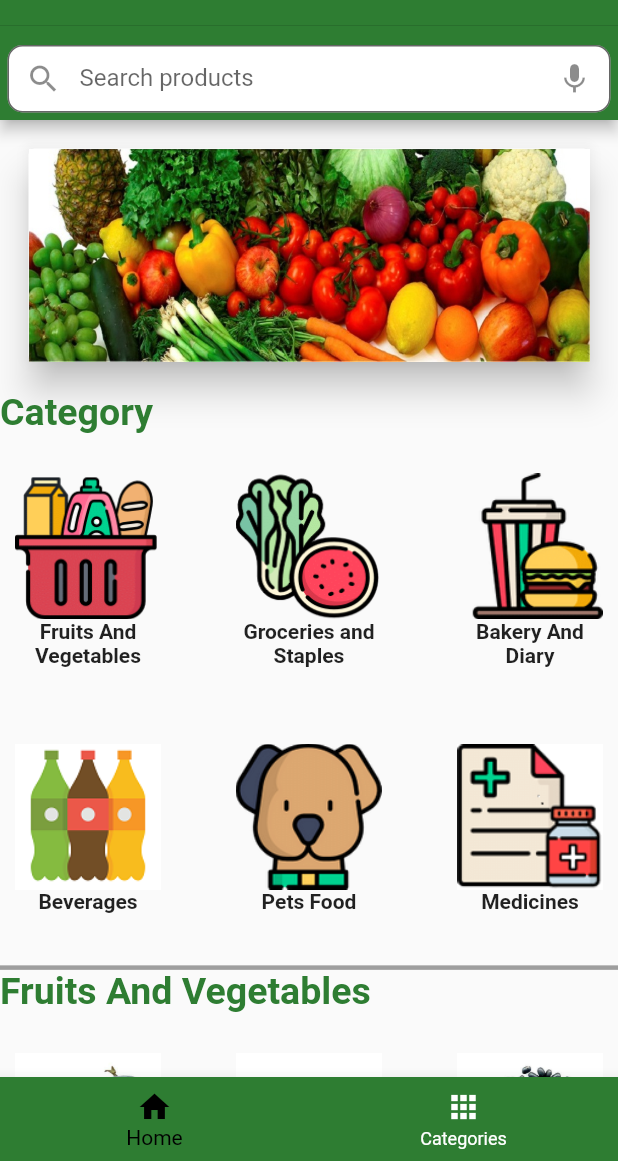
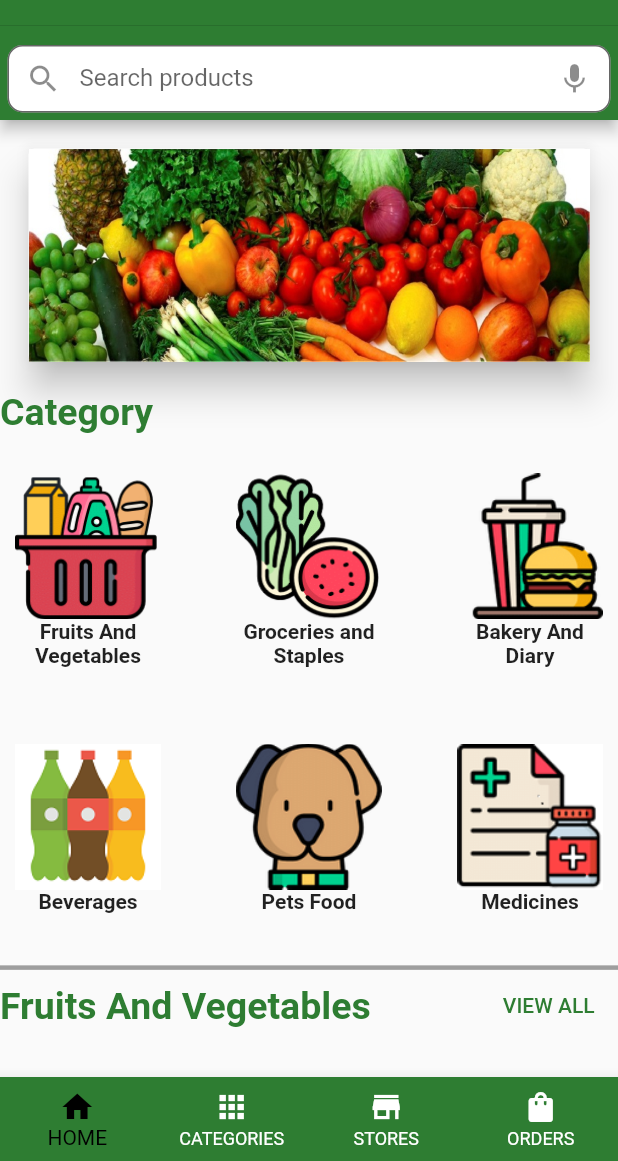
Before and after one commit to vishnuunleashed/estore_marketing, a Flutter app: the HomePage screen opened directly, on a phone screen of 412 x 824 dp, the part 75-1236 px from its top. Run offline on Flutter 3.47's test engine with Material 2 defaults, Android fonts, the light colour scheme and no system bars.

Commit message:
Updated on 02/27/2022

```diff
--- a/lib/pages/homepage.dart
+++ b/lib/pages/homepage.dart
@@ -2,7 +2,7 @@ import 'package:estore_marketing/Inventory/inventory.dart';
 import 'package:estore_marketing/main_classes/appbarclass.dart';
 import 'package:estore_marketing/main_classes/bakery.dart';
 import 'package:estore_marketing/main_classes/beverages.dart';
-import 'package:estore_marketing/main_classes/fruitandvegetables.dart';
+import 'package:estore_marketing/main_classes/fruitandveg.dart';
 import 'package:estore_marketing/main_classes/groceries.dart';
 import 'package:estore_marketing/main_classes/maincategory.dart';
 import 'package:estore_marketing/main_classes/medicines.dart';
@@ -12,6 +12,7 @@ import 'package:flutter/cupertino.dart';
 import 'package:flutter/material.dart';
 import 'package:provider/provider.dart';
 
+import 'categorymain.dart';
 import 'login.dart';
 
 class HomePage extends StatefulWidget {
@@ -34,7 +35,10 @@ class _HomePageState extends State<HomePage> {
 
   final screen = [
       SubHome(),
-      Container(color: Colors.greenAccent)
+      MyCategory(),
+      Container(child: Center(child: Image.asset("assets/images/petsfood/comingsoon1.jpg"),),),
+      Container(child: Center(child: Image.asset("assets/images/petsfood/comingsoon1.jpg"),),),
+
   ];
   @override
   Widget build(BuildContext context) {
@@ -45,14 +49,19 @@ class _HomePageState extends State<HomePage> {
         flexibleSpace: MyAppBar(),
       ),
       bottomNavigationBar: BottomNavigationBar(items: const <BottomNavigationBarItem>[
-        BottomNavigationBarItem(icon: Icon(Icons.home),label: "Home"),
-        BottomNavigationBarItem(icon: Icon(Icons.apps_rounded),label: "Categories"),
+        BottomNavigationBarItem(icon: Icon(Icons.home),label: "HOME"),
+        BottomNavigationBarItem(icon: Icon(Icons.apps_rounded),label: "CATEGORIES"),
+        BottomNavigationBarItem(icon: Icon(Icons.store),label: "STORES"),
+        BottomNavigationBarItem(icon: Icon(Icons.shopping_bag),label: "ORDERS"),
+
 
       ],
+
         backgroundColor: Colors.green[800],
+        type: BottomNavigationBarType.fixed,
         selectedItemColor: Colors.black,
         unselectedItemColor: Colors.white,
-        currentIndex: 0,
+        currentIndex: _selectedIndex,
         onTap: callData,
 
       ),
--- a/lib/pages/subhome.dart
+++ b/lib/pages/subhome.dart
@@ -1,11 +1,18 @@
 import 'package:estore_marketing/main_classes/bakery.dart';
 import 'package:estore_marketing/main_classes/beverages.dart';
-import 'package:estore_marketing/main_classes/fruitandvegetables.dart';
+import 'package:estore_marketing/main_classes/fruitandveg.dart';
 import 'package:estore_marketing/main_classes/groceries.dart';
 import 'package:estore_marketing/main_classes/maincategory.dart';
 import 'package:estore_marketing/main_classes/medicines.dart';
 import 'package:estore_marketing/main_classes/petsfood.dart';
+import 'package:estore_marketing/pages/main_category/bakerycakesanddairy.dart';
+import 'package:estore_marketing/pages/main_category/beverages.dart';
+import 'package:estore_marketing/pages/main_category/grocery.dart';
+import 'package:estore_marketing/pages/main_category/petfood.dart';
+import 'package:estore_marketing/pages/main_category/shopmedicines.dart';
 import 'package:flutter/material.dart';
+
+import 'main_category/fruitsandvegetables.dart';
 
 class SubHome extends StatefulWidget {
   const SubHome({Key? key}) : super(key: key);
@@ -27,22 +34,60 @@ class _SubHomeState extends State<SubHome> {
           Text("Category",style: TextStyle(fontSize: 25,fontWeight: FontWeight.bold,color: Colors.green[800]),),
           MainCategory(),
           Container(color: Colors.grey,height: 3),
+          Row(
+            children: [
               Text("Fruits And Vegetables",style: TextStyle(fontSize: 25,fontWeight: FontWeight.bold,color: Colors.green[800]),),
+              SizedBox(width: 80,),
+              TextButton(onPressed: (){
+                Navigator.of(context).push(MaterialPageRoute(builder: (context)=>FruitAndVegetables()));
+              }, child: Text("VIEW ALL"))
+            ],
+          ),
           Fruits(),
           Container(color: Colors.grey,height: 3),
+          Row(
+            children: [
               Text("Groceries And Staples",style: TextStyle(fontSize: 25,fontWeight: FontWeight.bold,color: Colors.green[800]),),
+              SizedBox(width: 80,),
+              TextButton(onPressed: ()=>Navigator.of(context).push(MaterialPageRoute(builder: (context)=>Grocery())), child: Text("VIEW ALL"))
+            ],
+          ),
           Groceries(),
           Container(color: Colors.grey,height: 3),
+          Row(
+            children: [
               Text("Bakery,Cakes And Dairy",style: TextStyle(fontSize: 25,fontWeight: FontWeight.bold,color: Colors.green[800]),),
+              SizedBox(width: 65,),
+              TextButton(onPressed: ()=>Navigator.of(context).push(MaterialPageRoute(builder: (context)=>BakerandCake())), child: Text("VIEW ALL"))
+            ],
+          ),
           Bakery(),
           Container(color: Colors.grey,height: 3),
+          Row(
+            children: [
               Text("Beverages",style: TextStyle(fontSize: 25,fontWeight: FontWeight.bold,color: Colors.green[800]),),
+              SizedBox(width: 213,),
+              TextButton(onPressed: ()=>Navigator.of(context).push(MaterialPageRoute(builder: (context)=>ShopBeverage())), child: Text("VIEW ALL"))
+            ],
+          ),
           Beverages(),
           Container(color: Colors.grey,height: 3),
+          Row(
+            children: [
               Text("Pets Food",style: TextStyle(fontSize: 25,fontWeight: FontWeight.bold,color: Colors.green[800]),),
+              SizedBox(width: 219,),
+              TextButton(onPressed: ()=>Navigator.of(context).push(MaterialPageRoute(builder: (context)=>PetFood())), child: Text("VIEW ALL"))
+            ],
+          ),
           PetsFood(),
           Container(color: Colors.grey,height: 3),
+          Row(
+            children: [
               Text("Medicines",style: TextStyle(fontSize: 25,fontWeight: FontWeight.bold,color: Colors.green[800]),),
+              SizedBox(width: 214,),
+              TextButton(onPressed: ()=>Navigator.of(context).push(MaterialPageRoute(builder: (context)=>ShopMeds())), child: Text("VIEW ALL"))
+            ],
+          ),
           Medicines(),
 
         ],
```
Also changed, not shown: lib/main_classes/beverages.dart (+4 -4 lines), lib/pages/categorymain.dart (added, +26 -0 lines), lib/pages/main_category/bakerycakesanddairy.dart (added, +27 -0 lines), lib/pages/main_category/beverages.dart (added, +27 -0 lines), lib/pages/main_category/fruitsandvegetables.dart (added, +27 -0 lines), lib/pages/main_category/grocery.dart (added, +27 -0 lines), lib/pages/main_category/petfood.dart (added, +27 -0 lines), lib/pages/main_category/shopmedicines.dart (added, +27 -0 lines), lib/main_classes/fruitandveg.dart (renamed from lib/main_classes/fruitandvegetables.dart). Lines whose indentation alone changed are shown as unchanged.
